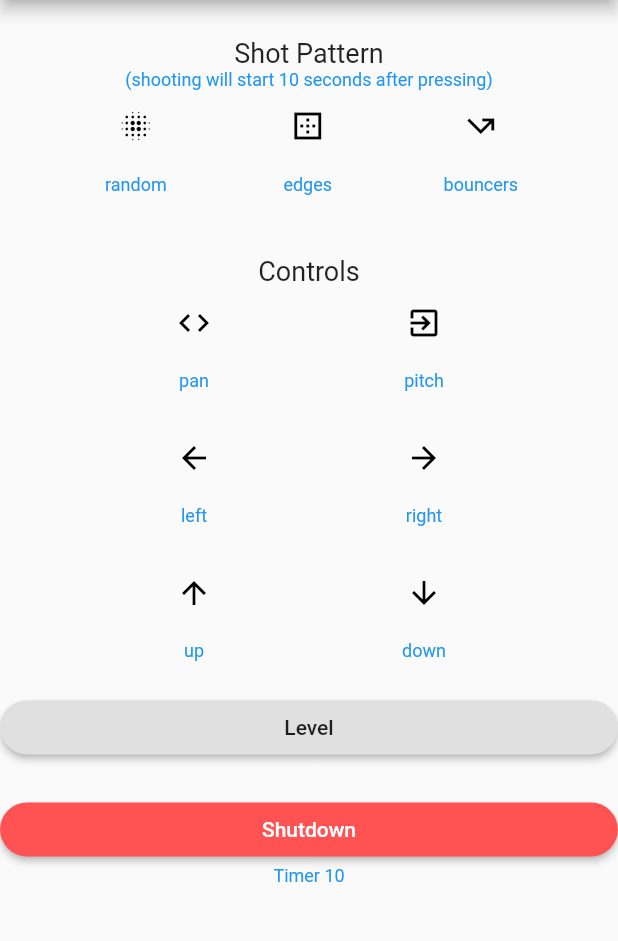
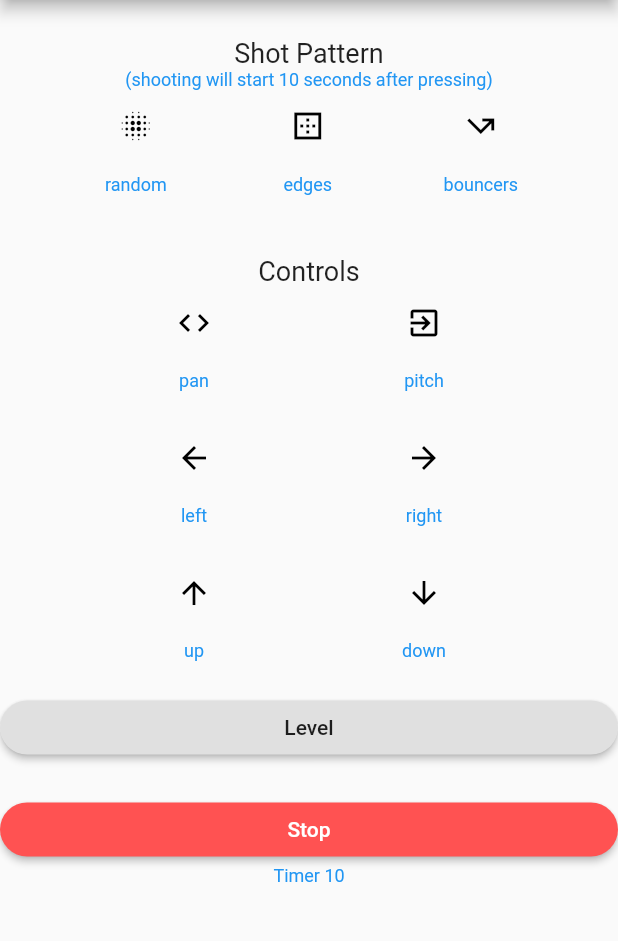
Before and after one commit to fyafighter/shotbot, a Flutter app: the screen it shows after launch, on a phone screen of 412 x 824 dp, the part 84-1025 px from its top. Run offline on Flutter 3.47's test engine with Material 2 defaults, Android fonts, the phone set to English and light mode, and no system bars; network calls fail.

Commit message:
Change to stop instead of shutdown

```diff
--- a/shotbot_app/lib/main.dart
+++ b/shotbot_app/lib/main.dart
@@ -42,7 +42,6 @@ class _ShotbotPageState extends State<ShotbotPage> {
   };
 
   String _shotbotUrl="http://192.168.86.100:5000/";
-
 
   Timer _timer;
   int _start = 10;
@@ -263,7 +262,7 @@ class _ShotbotPageState extends State<ShotbotPage> {
               shape: StadiumBorder(),
               color: Colors.redAccent,
               textColor: Colors.white,
-              child: const Text('Shutdown'),
+              child: const Text('Stop'),
             ),
           ),
           Text(
```
